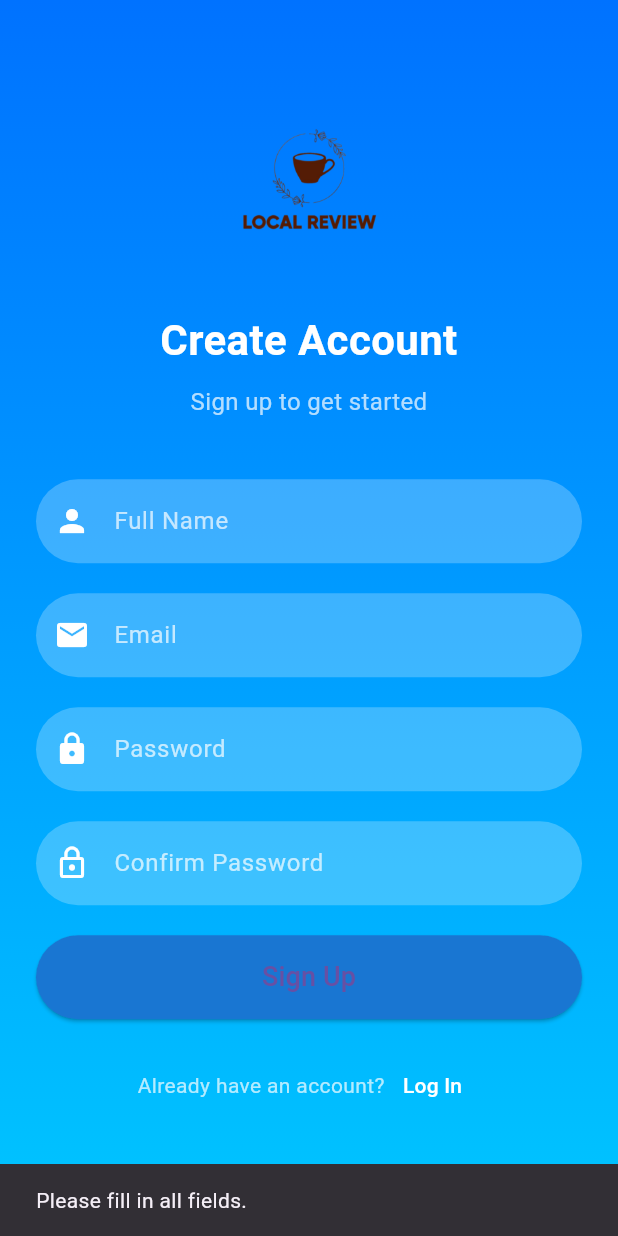
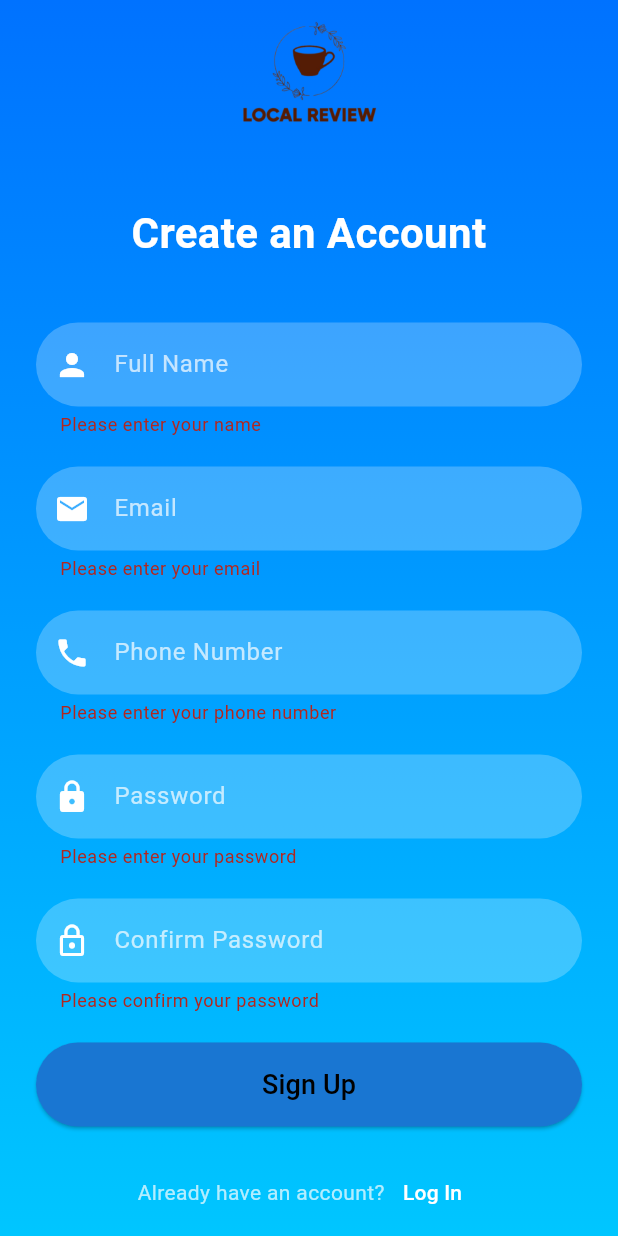
Before and after one commit to gigleson/localreview, a Flutter app: the SignupScreenView screen opened directly, after a tap on "Sign Up", on a phone screen of 412 x 824 dp. Run offline on Flutter 3.47's test engine with Material 3 defaults, Android fonts, the phone set to English and light mode, and no system bars.

Commit message:
added valadation in signup page and chaged the images of onbording with some degine

```diff
--- a/lib/view/login_screen_view.dart
+++ b/lib/view/login_screen_view.dart
@@ -68,7 +68,7 @@ class _LoginScreenViewState extends State<LoginScreenView> {
 
                     // Welcome Text
                     const Text(
-                      'Welcome Back!',
+                      'Hi There!',
                       textAlign: TextAlign.center,
                       style: TextStyle(
                         fontSize: 28,
@@ -154,7 +154,7 @@ class _LoginScreenViewState extends State<LoginScreenView> {
                       ),
                       child: const Text(
                         'Log In',
-                        style: TextStyle(fontSize: 18),
+                        style: TextStyle(fontSize: 18, color: Colors.black),
                       ),
                     ),
                     const SizedBox(height: 20),
--- a/lib/view/onbording_screen_view.dart
+++ b/lib/view/onbording_screen_view.dart
@@ -52,7 +52,7 @@ class _OnboardingScreenViewState extends State<OnboardingScreenView> {
                 children: [
                   // Upper Image Section
                   Expanded(
-                    flex: 5,
+                    flex: 6,
                     child: Image.asset(
                       item["image"]!,
                       fit: BoxFit.cover,
@@ -88,7 +88,7 @@ class _OnboardingScreenViewState extends State<OnboardingScreenView> {
                             textAlign: TextAlign.center,
                             style: const TextStyle(
                               fontSize: 16,
-                              color: Colors.grey,
+                              color: Color.fromARGB(255, 22, 22, 22),
                             ),
                           ),
                         ],
@@ -101,7 +101,7 @@ class _OnboardingScreenViewState extends State<OnboardingScreenView> {
           ),
           // Dots Indicator
           Positioned(
-            bottom: 100,
+            bottom: 120,
             left: 0,
             right: 0,
             child: Row(
@@ -153,7 +153,7 @@ class _OnboardingScreenViewState extends State<OnboardingScreenView> {
                 _currentIndex == _onboardingData.length - 1
                     ? 'Get Started'
                     : 'Next',
-                style: const TextStyle(fontSize: 18),
+                style: const TextStyle(fontSize: 18, color: Colors.black),
               ),
             ),
           ),
--- a/lib/view/signup_screen_view.dart
+++ b/lib/view/signup_screen_view.dart
@@ -1,17 +1,43 @@
 import 'package:flutter/material.dart';
+import 'package:localreview/view/home_screen_view.dart';
 import 'package:localreview/view/login_screen_view.dart';
 
-class SignupScreenView extends StatelessWidget {
+class SignupScreenView extends StatefulWidget {
   const SignupScreenView({Key? key}) : super(key: key);
 
   @override
-  Widget build(BuildContext context) {
+  State<SignupScreenView> createState() => _SignupScreenViewState();
+}
+
+class _SignupScreenViewState extends State<SignupScreenView> {
   final TextEditingController nameController = TextEditingController();
   final TextEditingController emailController = TextEditingController();
+  final TextEditingController phoneController = TextEditingController();
   final TextEditingController passwordController = TextEditingController();
   final TextEditingController confirmPasswordController =
       TextEditingController();
+  final _formKey = GlobalKey<FormState>();
 
+  void signUp() {
+    if (_formKey.currentState!.validate()) {
+      // Perform sign-up logic here
+      ScaffoldMessenger.of(context).showSnackBar(
+        const SnackBar(
+          content: Text('Sign-Up Successful!'),
+          backgroundColor: Colors.green,
+        ),
+      );
+
+      // Navigate to the next screen, e.g., Home Page
+      Navigator.pushReplacement(
+        context,
+        MaterialPageRoute(builder: (context) => const LoginScreenView()),
+      );
+    }
+  }
+
+  @override
+  Widget build(BuildContext context) {
     return Scaffold(
       body: Container(
         decoration: const BoxDecoration(
@@ -25,6 +51,8 @@ class SignupScreenView extends StatelessWidget {
           child: Center(
             child: SingleChildScrollView(
               padding: const EdgeInsets.symmetric(horizontal: 24.0),
+              child: Form(
+                key: _formKey,
                 child: Column(
                   mainAxisAlignment: MainAxisAlignment.center,
                   crossAxisAlignment: CrossAxisAlignment.stretch,
@@ -39,7 +67,7 @@ class SignupScreenView extends StatelessWidget {
 
                     // Welcome Text
                     const Text(
-                    'Create Account',
+                      'Create an Account',
                       textAlign: TextAlign.center,
                       style: TextStyle(
                         fontSize: 28,
@@ -47,88 +75,152 @@ class SignupScreenView extends StatelessWidget {
                         color: Colors.white,
                       ),
                     ),
-                  const SizedBox(height: 10),
-                  const Text(
-                    'Sign up to get started',
-                    textAlign: TextAlign.center,
-                    style: TextStyle(
-                      fontSize: 16,
-                      color: Colors.white70,
+                    const SizedBox(height: 40),
+
+                    // Name TextField
+                    TextFormField(
+                      controller: nameController,
+                      style: const TextStyle(color: Colors.white),
+                      decoration: InputDecoration(
+                        hintText: 'Full Name',
+                        hintStyle: const TextStyle(color: Colors.white70),
+                        filled: true,
+                        fillColor: Colors.white24,
+                        prefixIcon:
+                            const Icon(Icons.person, color: Colors.white),
+                        border: OutlineInputBorder(
+                          borderRadius: BorderRadius.circular(30),
+                          borderSide: BorderSide.none,
                         ),
                       ),
-                  const SizedBox(height: 40),
-
-                  // Full Name TextField
-                  _buildTextField(
-                    controller: nameController,
-                    hintText: 'Full Name',
-                    icon: Icons.person,
+                      validator: (value) {
+                        if (value == null || value.isEmpty) {
+                          return 'Please enter your name';
+                        }
+                        return null;
+                      },
                     ),
                     const SizedBox(height: 20),
 
                     // Email TextField
-                  _buildTextField(
+                    TextFormField(
                       controller: emailController,
+                      style: const TextStyle(color: Colors.white),
+                      decoration: InputDecoration(
                         hintText: 'Email',
-                    icon: Icons.email,
+                        hintStyle: const TextStyle(color: Colors.white70),
+                        filled: true,
+                        fillColor: Colors.white24,
+                        prefixIcon:
+                            const Icon(Icons.email, color: Colors.white),
+                        border: OutlineInputBorder(
+                          borderRadius: BorderRadius.circular(30),
+                          borderSide: BorderSide.none,
+                        ),
+                      ),
+                      validator: (value) {
+                        if (value == null || value.isEmpty) {
+                          return 'Please enter your email';
+                        }
+                        if (!RegExp(
+                                r"^[a-zA-Z0-9._%+-]+@[a-zA-Z0-9.-]+\.[a-zA-Z]{2,}$")
+                            .hasMatch(value)) {
+                          return 'Please enter a valid email address';
+                        }
+                        return null;
+                      },
+                    ),
+                    const SizedBox(height: 20),
+
+                    // Phone Number TextField
+                    TextFormField(
+                      controller: phoneController,
+                      keyboardType: TextInputType.phone,
+                      style: const TextStyle(color: Colors.white),
+                      decoration: InputDecoration(
+                        hintText: 'Phone Number',
+                        hintStyle: const TextStyle(color: Colors.white70),
+                        filled: true,
+                        fillColor: Colors.white24,
+                        prefixIcon:
+                            const Icon(Icons.phone, color: Colors.white),
+                        border: OutlineInputBorder(
+                          borderRadius: BorderRadius.circular(30),
+                          borderSide: BorderSide.none,
+                        ),
+                      ),
+                      validator: (value) {
+                        if (value == null || value.isEmpty) {
+                          return 'Please enter your phone number';
+                        }
+                        if (!RegExp(r"^\d{10}$").hasMatch(value)) {
+                          return 'Phone number must be 10 digits';
+                        }
+                        return null;
+                      },
                     ),
                     const SizedBox(height: 20),
 
                     // Password TextField
-                  _buildTextField(
+                    TextFormField(
                       controller: passwordController,
+                      style: const TextStyle(color: Colors.white),
+                      obscureText: true,
+                      decoration: InputDecoration(
                         hintText: 'Password',
-                    icon: Icons.lock,
-                    obscureText: true,
+                        hintStyle: const TextStyle(color: Colors.white70),
+                        filled: true,
+                        fillColor: Colors.white24,
+                        prefixIcon: const Icon(Icons.lock, color: Colors.white),
+                        border: OutlineInputBorder(
+                          borderRadius: BorderRadius.circular(30),
+                          borderSide: BorderSide.none,
+                        ),
+                      ),
+                      validator: (value) {
+                        if (value == null || value.isEmpty) {
+                          return 'Please enter your password';
+                        }
+                        if (value.length < 6) {
+                          return 'Password must be at least 6 characters long';
+                        }
+                        return null;
+                      },
                     ),
                     const SizedBox(height: 20),
 
                     // Confirm Password TextField
-                  _buildTextField(
+                    TextFormField(
                       controller: confirmPasswordController,
+                      style: const TextStyle(color: Colors.white),
+                      obscureText: true,
+                      decoration: InputDecoration(
                         hintText: 'Confirm Password',
-                    icon: Icons.lock_outline,
-                    obscureText: true,
+                        hintStyle: const TextStyle(color: Colors.white70),
+                        filled: true,
+                        fillColor: Colors.white24,
+                        prefixIcon:
+                            const Icon(Icons.lock_outline, color: Colors.white),
+                        border: OutlineInputBorder(
+                          borderRadius: BorderRadius.circular(30),
+                          borderSide: BorderSide.none,
+                        ),
+                      ),
+                      validator: (value) {
+                        if (value == null || value.isEmpty) {
+                          return 'Please confirm your password';
+                        }
+                        if (value != passwordController.text) {
+                          return 'Passwords do not match';
+                        }
+                        return null;
+                      },
                     ),
                     const SizedBox(height: 20),
 
-                  // Sign-Up Button
+                    // Sign Up Button
                     ElevatedButton(
-                    onPressed: () {
-                      // Handle Sign-Up
-                      final name = nameController.text.trim();
-                      final email = emailController.text.trim();
-                      final password = passwordController.text.trim();
-                      final confirmPassword =
-                          confirmPasswordController.text.trim();
-
-                      if (name.isEmpty ||
-                          email.isEmpty ||
-                          password.isEmpty ||
-                          confirmPassword.isEmpty) {
-                        ScaffoldMessenger.of(context).showSnackBar(
-                          const SnackBar(
-                            content: Text('Please fill in all fields.'),
-                          ),
-                        );
-                        return;
-                      }
-
-                      if (password != confirmPassword) {
-                        ScaffoldMessenger.of(context).showSnackBar(
-                          const SnackBar(
-                            content: Text('Passwords do not match.'),
-                          ),
-                        );
-                        return;
-                      }
-
-                      ScaffoldMessenger.of(context).showSnackBar(
-                        const SnackBar(content: Text('Sign-Up Successful!')),
-                      );
-
-                      // Add your sign-up logic here
-                    },
+                      onPressed: signUp,
                       style: ElevatedButton.styleFrom(
                         padding: const EdgeInsets.symmetric(vertical: 15),
                         shape: RoundedRectangleBorder(
@@ -138,12 +230,12 @@ class SignupScreenView extends StatelessWidget {
                       ),
                       child: const Text(
                         'Sign Up',
-                      style: TextStyle(fontSize: 18),
+                        style: TextStyle(fontSize: 18, color: Colors.black),
                       ),
                     ),
                     const SizedBox(height: 20),
 
-                  // Already have an account? Login
+                    // Already have an account? Log In
                     Row(
                       mainAxisAlignment: MainAxisAlignment.center,
                       children: [
@@ -153,11 +245,12 @@ class SignupScreenView extends StatelessWidget {
                         ),
                         TextButton(
                           onPressed: () {
-                          // Navigate to Login Screen
+                            // Navigate to Login Page
                             Navigator.pushReplacement(
                               context,
                               MaterialPageRoute(
-                                builder: (context) => const LoginScreenView()),
+                                  builder: (context) =>
+                                      const LoginScreenView()),
                             );
                           },
                           child: const Text(
@@ -173,30 +266,6 @@ class SignupScreenView extends StatelessWidget {
             ),
           ),
         ),
-    );
-  }
-
-  // A helper function to build styled TextFields
-  Widget _buildTextField({
-    required TextEditingController controller,
-    required String hintText,
-    required IconData icon,
-    bool obscureText = false,
-  }) {
-    return TextField(
-      controller: controller,
-      obscureText: obscureText,
-      style: const TextStyle(color: Colors.white),
-      decoration: InputDecoration(
-        hintText: hintText,
-        hintStyle: const TextStyle(color: Colors.white70),
-        filled: true,
-        fillColor: Colors.white24,
-        prefixIcon: Icon(icon, color: Colors.white),
-        border: OutlineInputBorder(
-          borderRadius: BorderRadius.circular(30),
-          borderSide: BorderSide.none,
-        ),
       ),
     );
   }
```
Also changed, not shown: assets/images/onboarding1.jpg, assets/images/onboarding3.jpg. Lines whose indentation alone changed are shown as unchanged.
